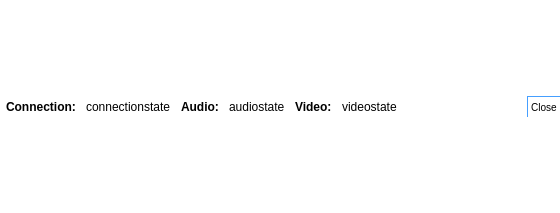
Qt form CommunicationModule/CommunicationUI/ui/VideoSessionWidget.ui (realXtend/tundra) before a commit.
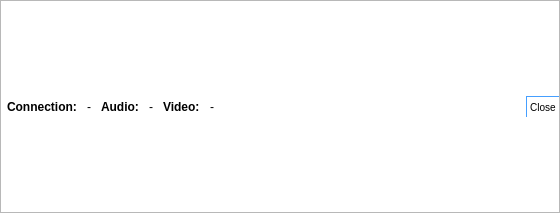
The same form after that commit.

Commit message: Comms ui: * Should have fixed the paint issues after login from alpah2 * External video widgets working as QWidgets. Will pop up to top left corner next to each other. Will close automatically * On error state shows reason from telepathy layer * Modified layouts because video widgets now external

```diff
--- a/CommunicationModule/CommunicationUI/ui/VideoSessionWidget.ui
+++ b/CommunicationModule/CommunicationUI/ui/VideoSessionWidget.ui
@@ -47,6 +47,32 @@
            <number>10</number>
           </property>
           <item>
+           <widget class="QFrame" name="infoBarFrame">
+            <property name="minimumSize">
+             <size>
+              <width>100</width>
+              <height>0</height>
+             </size>
+            </property>
+            <property name="frameShape">
+             <enum>QFrame::StyledPanel</enum>
+            </property>
+            <property name="frameShadow">
+             <enum>QFrame::Raised</enum>
+            </property>
+            <layout class="QHBoxLayout" name="horizontalLayout_3">
+             <property name="spacing">
+              <number>0</number>
+             </property>
+             <property name="margin">
+              <number>0</number>
+             </property>
+             <item>
+              <layout class="QHBoxLayout" name="horizontalLayout_2">
+               <property name="spacing">
+                <number>10</number>
+               </property>
+               <item>
            <widget class="QLabel" name="connectionStatusTitle">
             <property name="sizePolicy">
              <sizepolicy hsizetype="Preferred" vsizetype="Fixed">
@@ -107,7 +133,7 @@
              <string>color: rgb(0,0,0);</string>
             </property>
             <property name="text">
-             <string>connectionstate</string>
+                  <string>-</string>
             </property>
            </widget>
           </item>
@@ -169,7 +195,7 @@
              <string>color: rgb(0,0,0);</string>
             </property>
             <property name="text">
-             <string>audiostate</string>
+                  <string>-</string>
             </property>
            </widget>
           </item>
@@ -231,7 +257,7 @@
              <string>color: rgb(0,0,0);</string>
             </property>
             <property name="text">
-             <string>videostate</string>
+                  <string>-</string>
             </property>
            </widget>
           </item>
@@ -300,6 +326,11 @@
             <property name="text">
              <string>Close</string>
             </property>
+                </widget>
+               </item>
+              </layout>
+             </item>
+            </layout>
            </widget>
           </item>
          </layout>
```
Lines whose indentation alone changed are shown as unchanged. The commit also changes 5 other files.
